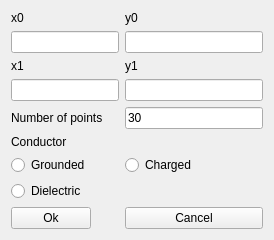
Before: the Qt Designer form circledetails.ui in aleksejkvasnikov/delaunator, drawn with Qt 5.
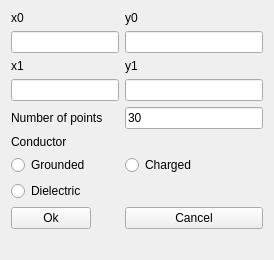
After: the same form once the commit is applied.

```diff
--- a/circledetails.ui
+++ b/circledetails.ui
@@ -7,7 +7,7 @@
     <x>0</x>
     <y>0</y>
     <width>274</width>
-    <height>233</height>
+    <height>260</height>
    </rect>
   </property>
   <property name="windowTitle">
```
